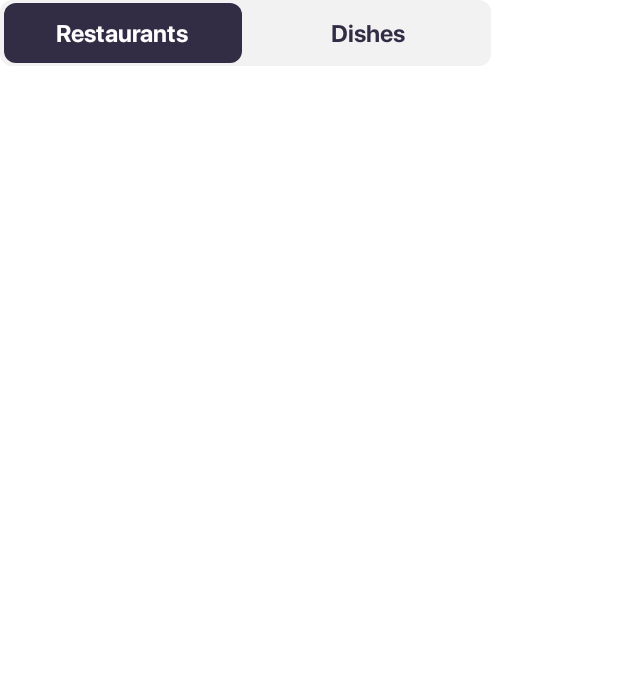
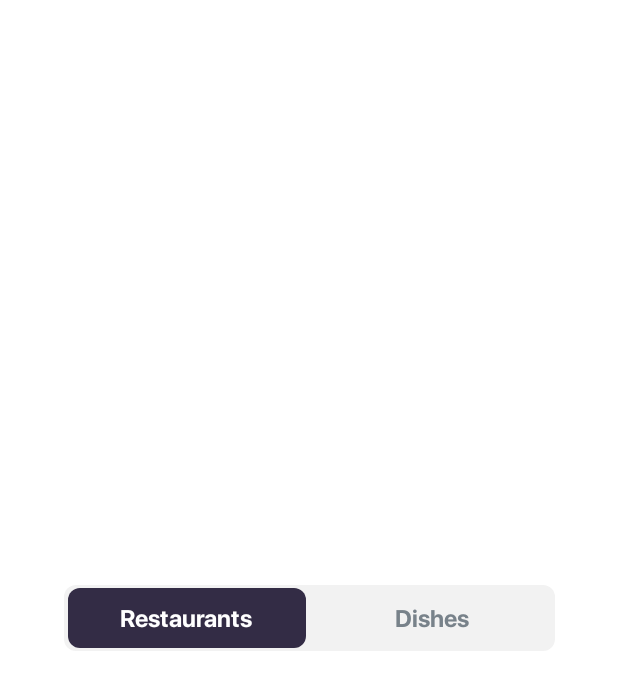
Before and after one commit to mobven/YummyCompose, an Android app built with Jetpack Compose: the @Preview function YummySegmentedButtonPreview, on a phone screen of 412 x 824 dp. Shown: the top 690 px of the screen. Run offline under Robolectric (Android 15) with nearby library versions, the phone set to English and light mode, and no system bars; Roboto replaces fonts that are not available here.

Commit message:
code cleanup

```diff
--- a/designsystem/src/main/java/com/mobven/designsystem/components/buttons/YummySegmentedButton.kt
+++ b/designsystem/src/main/java/com/mobven/designsystem/components/buttons/YummySegmentedButton.kt
@@ -24,6 +24,7 @@ import androidx.compose.runtime.setValue
 import androidx.compose.ui.Alignment
 import androidx.compose.ui.Modifier
 import androidx.compose.ui.draw.clip
+import androidx.compose.ui.graphics.Color
 import androidx.compose.ui.graphics.graphicsLayer
 import androidx.compose.ui.text.style.TextAlign
 import androidx.compose.ui.tooling.preview.Preview
@@ -32,43 +33,46 @@ import com.mobven.designsystem.theme.additionalGrey
 import com.mobven.designsystem.theme.additionalWhite
 import com.mobven.designsystem.theme.h4BoldStyle
 import com.mobven.designsystem.theme.mainSecondary
+import com.mobven.designsystem.theme.neutralGrayscale70
 
 @Composable
 fun YummySegmentedButton(
+    firstTitle: String,
+    secondTitle: String,
     selectedIndex: Int = 0,
-    onIndexChanged: (Int) -> Unit
+    animationDurationInMillis: Int,
+    segmentedButtonColors: SegmentedButtonColors = SegmentedButtonColors(
+        boxColor = MaterialTheme.colorScheme.mainSecondary,
+        backgroundColor = MaterialTheme.colorScheme.additionalGrey,
+        enableTextColor = MaterialTheme.colorScheme.additionalWhite,
+        disableTextColor = MaterialTheme.colorScheme.neutralGrayscale70
+    ),
+    onIndexChanged: (Int) -> Unit,
 ) {
-    val colorScheme = MaterialTheme.colorScheme
-
     BoxWithConstraints(
         modifier = Modifier
             .size(327.dp, 44.dp)
             .clip(RoundedCornerShape(8.dp))
-            .background(MaterialTheme.colorScheme.additionalGrey)
+            .background(segmentedButtonColors.backgroundColor)
     ) {
 
-        var firstItemColor by remember {
+        val firstItemColor by remember(selectedIndex) {
             mutableStateOf(
-                if (selectedIndex == 0) colorScheme.additionalWhite
-                else colorScheme.mainSecondary
+                if (selectedIndex == 0) segmentedButtonColors.enableTextColor
+                else segmentedButtonColors.disableTextColor
             )
         }
-        var secondItemColor by remember {
+        val secondItemColor by remember(selectedIndex) {
             mutableStateOf(
-                if (selectedIndex == 1) colorScheme.additionalWhite
-                else colorScheme.mainSecondary
+                if (selectedIndex == 1) segmentedButtonColors.enableTextColor
+                else segmentedButtonColors.disableTextColor
             )
         }
         val translationXState by animateDpAsState(
-            animationSpec = tween(300),
+            animationSpec = tween(animationDurationInMillis),
             targetValue = if (selectedIndex == 0) 0.dp else maxWidth / 2,
             label = ""
-        ) {
-            firstItemColor = if (selectedIndex == 0) colorScheme.additionalWhite
-            else colorScheme.mainSecondary
-            secondItemColor = if (selectedIndex == 1) colorScheme.additionalWhite
-            else colorScheme.mainSecondary
-        }
+        )
 
         Box(
             modifier = Modifier
@@ -79,7 +83,7 @@ fun YummySegmentedButton(
                 }
                 .padding(vertical = 2.dp, horizontal = 2.5.dp)
                 .clip(RoundedCornerShape(8.dp))
-                .background(colorScheme.mainSecondary)
+                .background(segmentedButtonColors.boxColor)
         )
 
         Row(
@@ -87,7 +91,7 @@ fun YummySegmentedButton(
             modifier = Modifier.fillMaxSize()
         ) {
             Text(
-                text = "Restaurants",
+                text = firstTitle,
                 color = firstItemColor,
                 style = MaterialTheme.typography.h4BoldStyle,
                 textAlign = TextAlign.Center,
@@ -101,7 +105,7 @@ fun YummySegmentedButton(
                     .weight(1f)
             )
             Text(
-                text = "Dishes",
+                text = secondTitle,
                 color = secondItemColor,
                 style = MaterialTheme.typography.h4BoldStyle,
                 textAlign = TextAlign.Center,
@@ -118,13 +122,32 @@ fun YummySegmentedButton(
     }
 }
 
+data class SegmentedButtonColors(
+    val boxColor: Color,
+    val backgroundColor: Color,
+    val enableTextColor: Color,
+    val disableTextColor: Color,
+)
+
 @Preview
 @Composable
 fun YummySegmentedButtonPreview() {
     var selectedIndex by remember {
         mutableStateOf(0)
     }
-    YummySegmentedButton(selectedIndex) {
-        selectedIndex = it
+    Box(
+        contentAlignment = Alignment.Center,
+        modifier = Modifier
+            .fillMaxSize()
+            .background(Color.White)
+    ) {
+        YummySegmentedButton(
+            firstTitle = "Restaurants",
+            secondTitle = "Dishes",
+            selectedIndex = selectedIndex,
+            animationDurationInMillis = 500
+        ) {
+            selectedIndex = it
+        }
     }
 }
--- a/designsystem/src/main/java/com/mobven/designsystem/components/common/Icon.kt
+++ b/designsystem/src/main/java/com/mobven/designsystem/components/common/Icon.kt
@@ -1,6 +1,7 @@
 package com.mobven.designsystem.components.common
 
 import androidx.annotation.DrawableRes
+import androidx.compose.material3.Icon
 import androidx.compose.material3.LocalContentColor
 import androidx.compose.runtime.Composable
 import androidx.compose.ui.Modifier
@@ -13,7 +14,7 @@ fun YummyIcon(
     modifier: Modifier = Modifier,
     tint: Color = LocalContentColor.current
 ) {
-    androidx.compose.material3.Icon(
+    Icon(
         painter = painterResource(id = painterRes),
         contentDescription = null,
         tint = tint,
```
Also changed, not shown: designsystem/src/main/java/com/mobven/designsystem/components/buttons/CounterButtonSet.kt (+29 -75 lines), designsystem/src/main/java/com/mobven/designsystem/components/buttons/LikeButtonSet.kt (+7 -112 lines).
